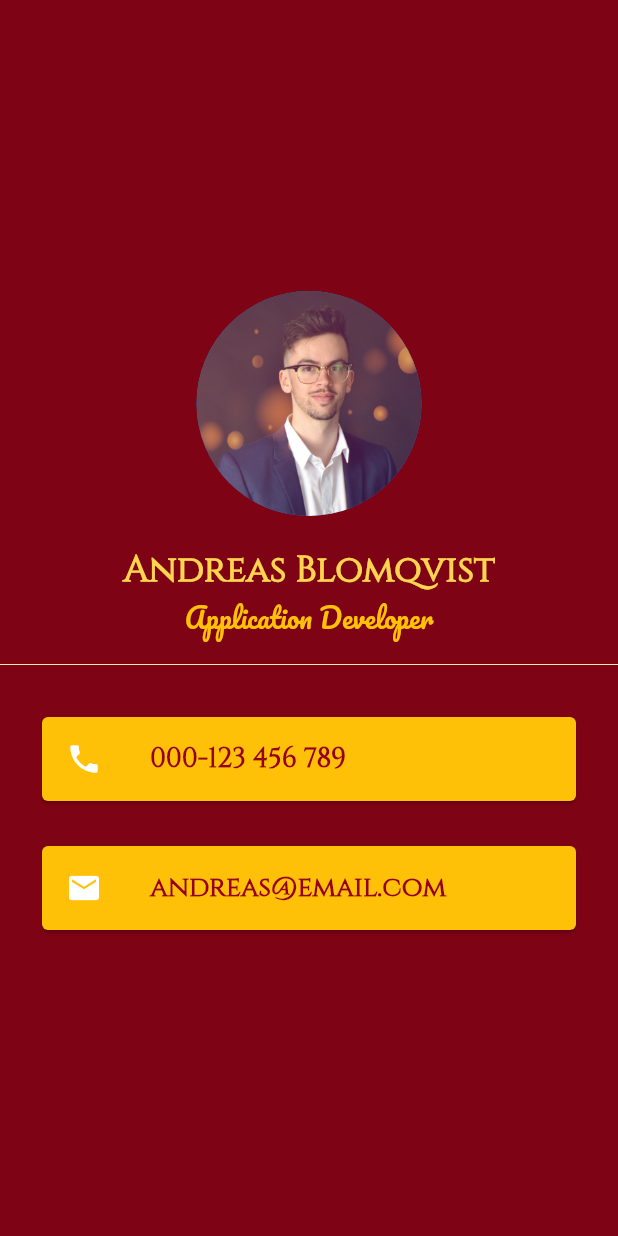
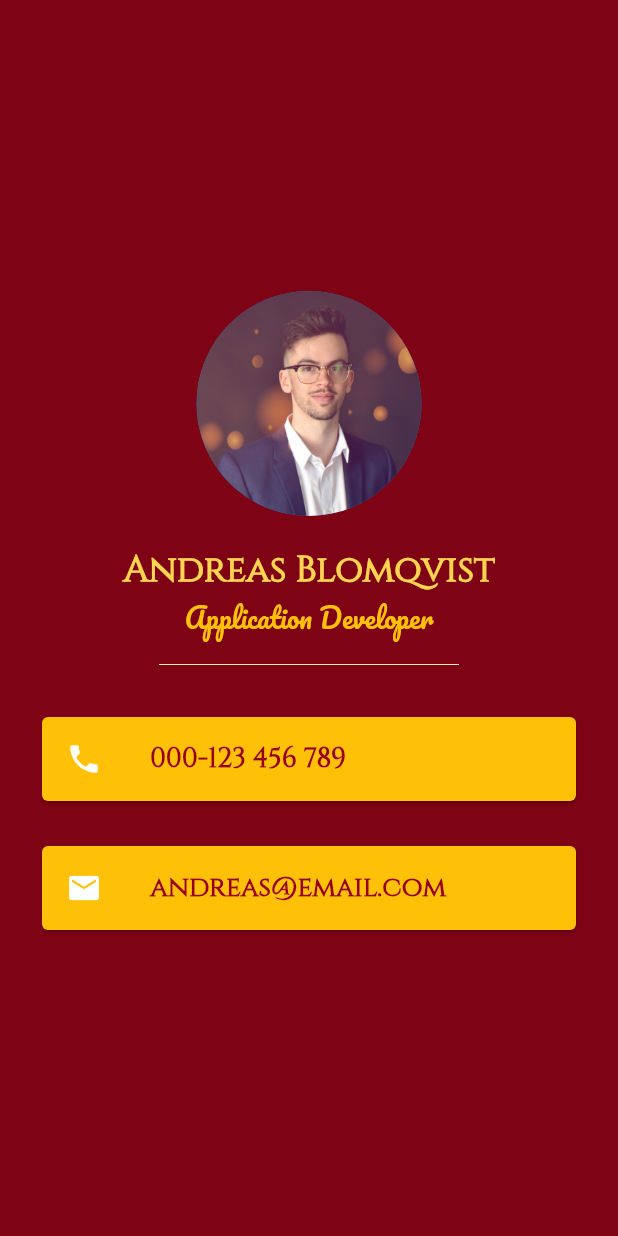
Before and after one commit to blomqvistandreas/MiCard, a Flutter app: the screen it shows after launch, on a phone screen of 412 x 824 dp. Run offline on Flutter 3.47's test engine with Material 2 defaults, Android fonts, the phone set to English and light mode, and no system bars.

Commit message:
Finished Project

```diff
--- a/lib/main.dart
+++ b/lib/main.dart
@@ -45,7 +45,7 @@ class MyApp extends StatelessWidget {
                 ),
                 SizedBox(
                   height: 30,
-                  width: 1000,
+                  width: 200,
                   child: Divider(
                     color: Colors.amber[100],
                   ),
```
Also changed, not shown: 1 other file.
